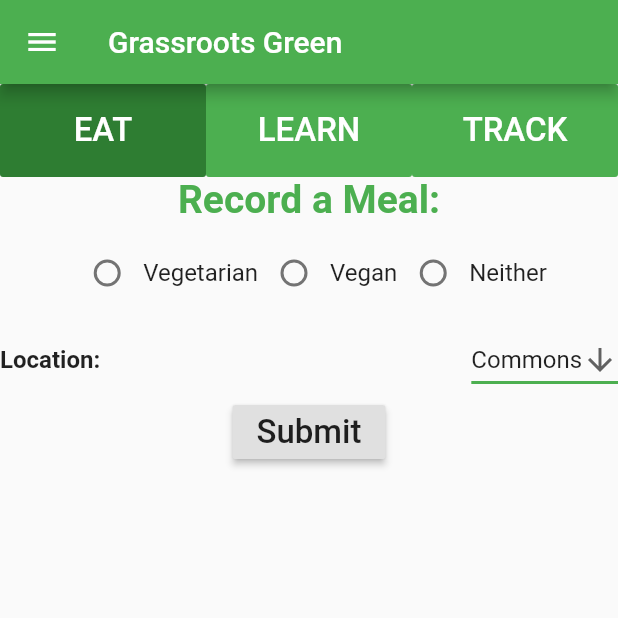
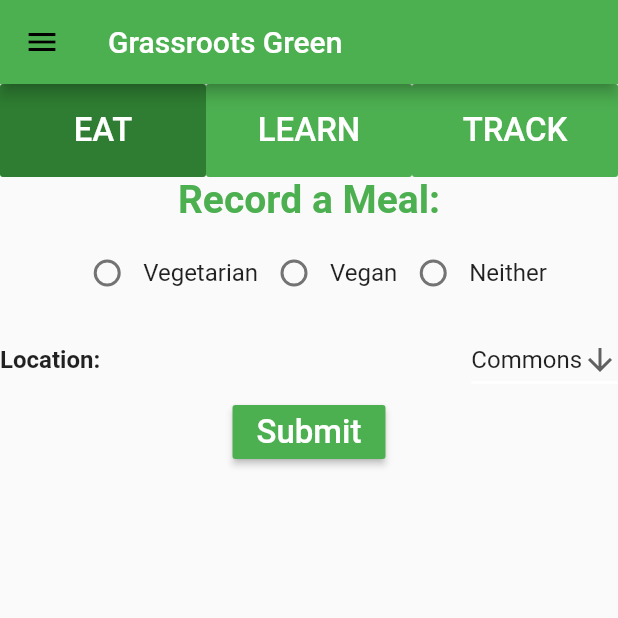
Before and after one commit to calvin-cs262-teamF/Grassroots-Green-Calvin, a Flutter app: the screen it shows after launch, after a tap on "EAT", on a phone screen of 412 x 824 dp, the top half of it. Run offline on Flutter 3.47's test engine with Material 2 defaults, Android fonts, the phone set to English and light mode, and no system bars; our stand-ins replace cloud_firestore, email_validator, firebase_auth; accounts and stored records are empty.

Commit message:
Changes more styling over to the Theme colors and templates

```diff
--- a/lib/main.dart
+++ b/lib/main.dart
@@ -35,21 +35,21 @@ class MyApp extends StatelessWidget {
       //All theme data will be stored here
       theme: ThemeData(
         // This is the theme of your application.
-        //
-        // Try running your application with "flutter run". You'll see the
-        // application has a blue toolbar. Then, without quitting the app, try
-        // changing the primarySwatch below to Colors.green and then invoke
-        // "hot reload" (press "r" in the consoleEw where you ran "flutter run",
-        // or simply save your changes to "hot reload" in a Flutter IDE).
-        // Notice that the counter didn't reset back to zero; the application
-        // is not restarted..
 
-        primaryColor: Colors.green,
-        accentColor: Colors.green[800],
+        primaryColor: Colors.white,
+        accentColor: Colors.green,
+        buttonColor: Colors.green[800],
+
         fontFamily: 'Roboto',
 
         textTheme: TextTheme(
+
+          //for some reason if I call Theme.of(context).accentColor for the text, it renders the 'EAT', 'LEARN', 'TRACK' text as gray
           button: new TextStyle(fontSize: 22, color: Colors.white),
+          //for some reason if I call Theme.of(context).primaryColor for the title, it renders the 'Record a Meal' text as blue
+          title: new TextStyle(fontSize: 26, color: Colors.green, fontWeight: FontWeight.bold),
+          //this style is used for login text with firestore in the drawer
+          caption: new TextStyle(fontSize: 20, color: Colors.white),
 
           //All available theme values are listed below:
           //display4
@@ -63,6 +63,7 @@ class MyApp extends StatelessWidget {
           //body1
           //caption
           //button
+
         ),
       ),
       // home: MyHomePage(title: 'Welcome to Grassroots Green!'),
@@ -163,11 +164,7 @@ class _MyHomePageState extends State<MyHomePage> {
     return Column(
       children: <Widget>[
         Text('Record a Meal:',
-            style: TextStyle(
-              color: Colors.green,
-              fontSize: 26,
-              fontWeight: FontWeight.bold,
-            )),
+            style: Theme.of(context).textTheme.title),
         Padding(
             padding: const EdgeInsets.all(10.0),
             child: Row(
@@ -214,7 +211,7 @@ class _MyHomePageState extends State<MyHomePage> {
             elevation: _elevation,
             underline: Container(
               height: _height,
-              color: Colors.green,
+              color: Theme.of(context).primaryColor,
             ),
             onChanged: (String newValue) {
               setState(() {
@@ -231,10 +228,15 @@ class _MyHomePageState extends State<MyHomePage> {
           )
         ]),
         RaisedButton(
+          color: Theme.of(context).accentColor,
           onPressed: () {
             _SubmitForm(_mealType, _mealLocation);
           },
-          child: Text('Submit'),
+          child: Text('Submit',
+            style: TextStyle(
+              color: Theme.of(context).primaryColor,
+            ),
+          )
         )
       ],
     );
@@ -355,7 +357,13 @@ class _MyHomePageState extends State<MyHomePage> {
 
           // widget.title resulted in errors on compile for some reason, so
           // title is hardcoded for now
-          title: Text('Grassroots Green'),
+          backgroundColor: Theme.of(context).accentColor,
+          title: Text(
+              'Grassroots Green',
+               style: TextStyle(
+                   color: Theme.of(context).primaryColor,
+              ),
+          ),
         ),
         drawer: Drawer(
             // Now we add children to populate the Drawer
@@ -368,7 +376,7 @@ class _MyHomePageState extends State<MyHomePage> {
               children: <Widget>[
                 DrawerHeader(
                     decoration: BoxDecoration(
-                      color: Colors.green,
+                      color: Theme.of(context).accentColor,
                     ),
                     child: Container(
                         child: Column(
@@ -383,28 +391,31 @@ class _MyHomePageState extends State<MyHomePage> {
                                   AsyncSnapshot<String> snapshot) {
                                 switch (snapshot.connectionState) {
                                   case ConnectionState.none:
-                                    return new Text('Press button to start');
+                                    return new Text(
+                                        'Press button to start',
+                                        style: Theme.of(context).textTheme.caption
+                                    );
                                   case ConnectionState.waiting:
-                                    return new Text('Awaiting result...');
+                                    return new Text(
+                                        'Awaiting result...',
+                                        style: Theme.of(context).textTheme.caption
+                                    );
                                   default:
                                     if (snapshot.hasError)
                                       return new Text(
                                         'Not signed in.',
-                                        style: TextStyle(
-                                            color: Colors.white, fontSize: 20),
+                                        style: Theme.of(context).textTheme.caption
                                       );
                                     else if (snapshot.data == null ||
                                         snapshot.data == "")
                                       return new Text(
                                         'User',
-                                        style: TextStyle(
-                                            color: Colors.white, fontSize: 20),
+                                        style: Theme.of(context).textTheme.caption
                                       );
                                     else
                                       return new Text(
                                         '${snapshot.data}',
-                                        style: TextStyle(
-                                            color: Colors.white, fontSize: 20),
+                                          style: Theme.of(context).textTheme.caption
                                       );
                                 }
                               },
@@ -450,7 +461,7 @@ class _MyHomePageState extends State<MyHomePage> {
                       Expanded(
                         child: FlatButton(
                           padding: const EdgeInsets.all(18),
-                          color: _mainMenuOptions == "EAT" ? Theme.of(context).accentColor :Theme.of(context).primaryColor,
+                          color: _mainMenuOptions == "EAT" ? Theme.of(context).buttonColor :Theme.of(context).accentColor,
                           onPressed: (){ _displayEat();},
                           child: new Text("EAT",
                               style: Theme.of(context).textTheme.button),
@@ -459,7 +470,7 @@ class _MyHomePageState extends State<MyHomePage> {
                       Expanded(
                           child: FlatButton(
                             padding: const EdgeInsets.all(18),
-                            color:_mainMenuOptions == "LEARN" ? Theme.of(context).accentColor :Theme.of(context).primaryColor,
+                            color:_mainMenuOptions == "LEARN" ? Theme.of(context).buttonColor :Theme.of(context).accentColor,
                             onPressed: (){ _displayLearn();},
                             child: new Text("LEARN",
                                 style: Theme.of(context).textTheme.button),
@@ -468,7 +479,7 @@ class _MyHomePageState extends State<MyHomePage> {
                       Expanded(
                           child: FlatButton(
                             padding: const EdgeInsets.all(18),
-                            color:_mainMenuOptions == "TRACK" ? Theme.of(context).accentColor :Theme.of(context).primaryColor,
+                            color:_mainMenuOptions == "TRACK" ? Theme.of(context).buttonColor :Theme.of(context).accentColor,
                             onPressed: (){ _displayTrack();},
                             child: new Text("TRACK",
                                 style: Theme.of(context).textTheme.button),
```
